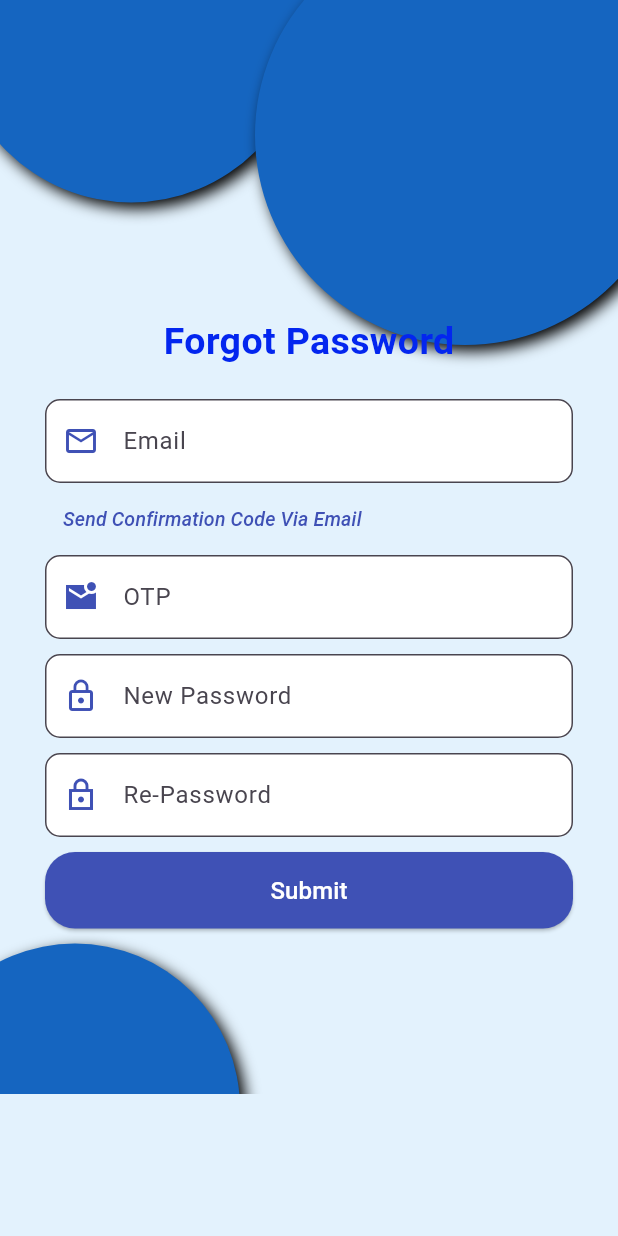
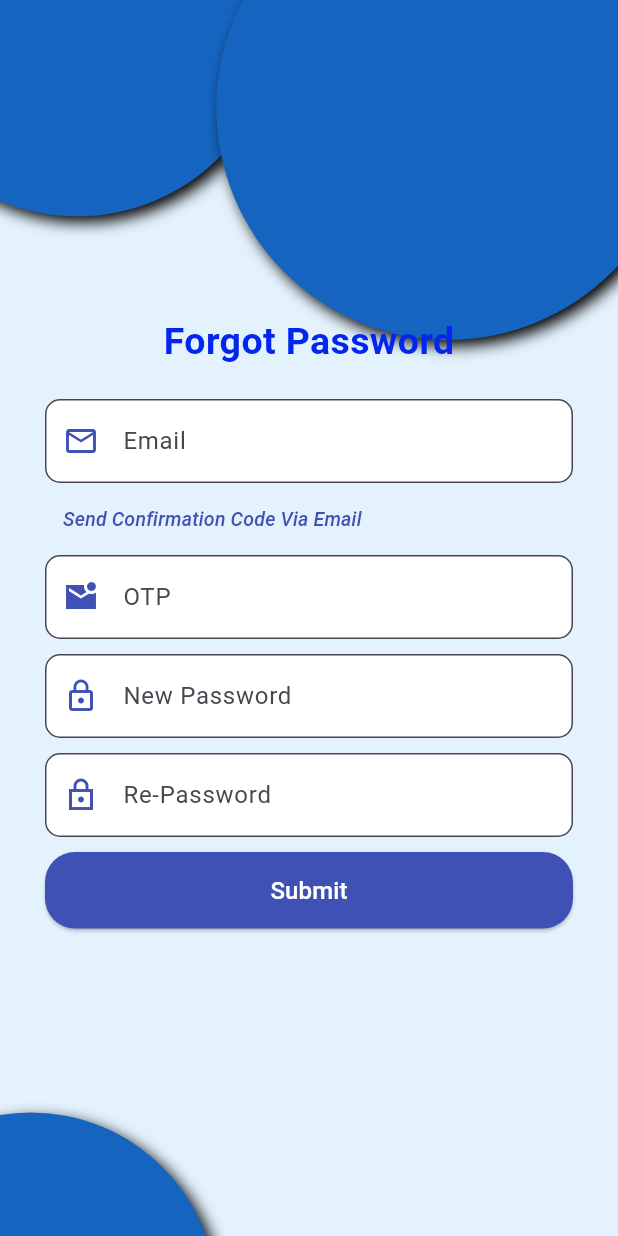
Before and after one commit to tranphicuong/FieldsHub_Project, a Flutter app: the screen it shows after launch, after a tap on "Register", after a tap on "Login", after a tap on "Forgot Password", on a phone screen of 412 x 824 dp. Run offline on Flutter 3.47's test engine with Material 3 defaults, Android fonts, the light colour scheme and no system bars; our stand-ins replace cached_network_image, cloud_firestore, firebase_auth, firebase_core, firebase_storage, fl_chart and 4 more; missing offline and left inert: cloudinary_public; accounts and stored records are empty; network calls fail; project files that could hold a hidden picture were left out.

Commit message:
update background

```diff
--- a/lib/user/forgot_password_screen.dart
+++ b/lib/user/forgot_password_screen.dart
@@ -65,7 +65,10 @@ class _ForgotPasswordState extends State<ForgotPassword> {
     final repassword = _repasswordController.text.trim();
     final otpInput = _otpController.text.trim();
 
-    if (email.isEmpty || newpassword.isEmpty || repassword.isEmpty || otpInput.isEmpty) {
+    if (email.isEmpty ||
+        newpassword.isEmpty ||
+        repassword.isEmpty ||
+        otpInput.isEmpty) {
       _showSnackBar("Vui lòng nhập đầy đủ thông tin");
       return;
     }
@@ -101,7 +104,10 @@ class _ForgotPasswordState extends State<ForgotPassword> {
 
       if (response.statusCode == 200 && result['success'] == true) {
         _showSnackBar("Đổi mật khẩu thành công");
-        Navigator.pushReplacement(context, MaterialPageRoute(builder: (_) => const LoginScreen()));
+        Navigator.pushReplacement(
+          context,
+          MaterialPageRoute(builder: (_) => const LoginScreen()),
+        );
       } else {
         _showSnackBar("Lỗi: ${result['error'] ?? result['message']}");
       }
@@ -127,31 +133,97 @@ class _ForgotPasswordState extends State<ForgotPassword> {
       backgroundColor: const Color(0xFFE3F2FD),
       body: Stack(
         children: [
-          Positioned(top: -100, left: -30, child: _circle(235)),
-          Positioned(top: -50, left: 170, child: _circle(280)),
-          Positioned(bottom: -120, left: -60, child: _circle(220)),
-          SingleChildScrollView(
+          // RESPONSIVE BACKGROUND CIRCLES
+          LayoutBuilder(
+            builder: (context, constraints) {
+              final width = constraints.maxWidth;
+              final height = constraints.maxHeight;
+
+              return Stack(
+                children: [
+                  // Top-left circle
+                  Positioned(
+                    top: -height * 0.15,
+                    left: -width * 0.2,
+                    child: _circle(width * 0.65),
+                  ),
+                  // Top-right circle
+                  Positioned(
+                    top: -height * 0.1,
+                    left: width * 0.35,
+                    child: _circle(width * 0.75),
+                  ),
+                  // Bottom-left circle
+                  Positioned(
+                    bottom: -height * 0.2,
+                    left: -width * 0.25,
+                    child: _circle(width * 0.6),
+                  ),
+                ],
+              );
+            },
+          ),
+
+          // MAIN CONTENT (giữ nguyên của bạn)
+          SafeArea(
+            child: SingleChildScrollView(
               child: Padding(
-              padding: const EdgeInsets.symmetric(horizontal: 30, vertical: 110),
+                padding: const EdgeInsets.symmetric(
+                  horizontal: 30,
+                  vertical: 110,
+                ),
                 child: Column(
                   crossAxisAlignment: CrossAxisAlignment.center,
                   children: [
                     const SizedBox(height: 100),
-                  const Text("Forgot Password", style: TextStyle(fontSize: 25, color: Color.fromARGB(255, 3, 38, 239), fontWeight: FontWeight.bold)),
+                    const Text(
+                      "Forgot Password",
+                      style: TextStyle(
+                        fontSize: 25,
+                        color: Color.fromARGB(255, 3, 38, 239),
+                        fontWeight: FontWeight.bold,
+                      ),
+                    ),
                     const SizedBox(height: 20),
-                  _textfield(controller: _emailController, label: "Email", icon: Icons.email_outlined, hint: "abc123@gmail.com"),
+                    _textfield(
+                      controller: _emailController,
+                      label: "Email",
+                      icon: Icons.email_outlined,
+                      hint: "abc123@gmail.com",
+                    ),
                     Align(
                       alignment: Alignment.centerLeft,
                       child: TextButton(
                         onPressed: _sendOtp,
-                      child: const Text("Send Confirmation Code Via Email", style: TextStyle(color: Colors.indigo, fontSize: 13, fontStyle: FontStyle.italic)),
+                        child: const Text(
+                          "Send Confirmation Code Via Email",
+                          style: TextStyle(
+                            color: Colors.indigo,
+                            fontSize: 13,
+                            fontStyle: FontStyle.italic,
                           ),
                         ),
-                  _textfield(controller: _otpController, label: "OTP", icon: Icons.mark_email_unread_sharp),
+                      ),
+                    ),
+                    _textfield(
+                      controller: _otpController,
+                      label: "OTP",
+                      icon: Icons.mark_email_unread_sharp,
+                    ),
                     const SizedBox(height: 10),
-                  _textfield(controller: _newpasswordController, label: "New Password", icon: Icons.lock_outline, obscure: true),
+                    _textfield(
+                      controller: _newpasswordController,
+                      label: "New Password",
+                      icon: Icons.lock_outline,
+                      obscure: true,
+                    ),
                     const SizedBox(height: 10),
-                  _textfield(controller: _repasswordController, label: "Re-Password", icon: Icons.lock_outline_sharp, obscure: true),
+                    _textfield(
+                      controller: _repasswordController,
+                      label: "Re-Password",
+                      icon: Icons.lock_outline_sharp,
+                      obscure: true,
+                    ),
                     const SizedBox(height: 10),
                     SizedBox(
                       width: double.infinity,
@@ -159,13 +231,19 @@ class _ForgotPasswordState extends State<ForgotPassword> {
                         onPressed: _forgotpassword,
                         style: ElevatedButton.styleFrom(
                           backgroundColor: Colors.indigo,
-                        shape: RoundedRectangleBorder(borderRadius: BorderRadius.circular(20)),
+                          shape: RoundedRectangleBorder(
+                            borderRadius: BorderRadius.circular(20),
+                          ),
                           padding: const EdgeInsets.symmetric(vertical: 14),
                         ),
-                      child: const Text("Submit", style: TextStyle(color: Colors.white, fontSize: 16)),
+                        child: const Text(
+                          "Submit",
+                          style: TextStyle(color: Colors.white, fontSize: 16),
+                        ),
                       ),
                     ),
                   ],
+                ),
               ),
             ),
           ),
@@ -181,12 +259,20 @@ class _ForgotPasswordState extends State<ForgotPassword> {
       decoration: const BoxDecoration(
         color: Color(0xFF1565C0),
         shape: BoxShape.circle,
-        boxShadow: [BoxShadow(color: Colors.black, blurRadius: 8, offset: Offset(4, 4))],
+        boxShadow: [
+          BoxShadow(color: Colors.black, blurRadius: 8, offset: Offset(4, 4)),
+        ],
       ),
     );
   }
 
-  Widget _textfield({required TextEditingController controller, required String label, required IconData icon, String? hint, bool obscure = false}) {
+  Widget _textfield({
+    required TextEditingController controller,
+    required String label,
+    required IconData icon,
+    String? hint,
+    bool obscure = false,
+  }) {
     return TextField(
       controller: controller,
       obscureText: obscure,
--- a/lib/user/login_screen.dart
+++ b/lib/user/login_screen.dart
@@ -36,9 +36,38 @@ class _LoginScreenState extends State<LoginScreen> {
       backgroundColor: const Color(0xFFE3F2FD),
       body: Stack(
         children: [
-          Positioned(top: -100, left: -30, child: _circle(235)),
-          Positioned(top: -50, left: 170, child: _circle(280)),
-          Positioned(bottom: -120, left: -60, child: _circle(220)),
+          // Background circles - responsive
+          LayoutBuilder(
+            builder: (context, constraints) {
+              final width = constraints.maxWidth;
+              final height = constraints.maxHeight;
+
+              return Stack(
+                children: [
+                  // Top-left circle
+                  Positioned(
+                    top: -height * 0.15,
+                    left: -width * 0.2,
+                    child: _circle(width * 0.65),
+                  ),
+                  // Top-right circle
+                  Positioned(
+                    top: -height * 0.1,
+                    left: width * 0.35,
+                    child: _circle(width * 0.75),
+                  ),
+                  // Bottom-left circle
+                  Positioned(
+                    bottom: -height * 0.2,
+                    left: -width * 0.25,
+                    child: _circle(width * 0.6),
+                  ),
+                ],
+              );
+            },
+          ),
+
+          // Nội dung chính
           SingleChildScrollView(
             child: Padding(
               padding: const EdgeInsets.symmetric(
@@ -234,7 +263,6 @@ class _LoginScreenState extends State<LoginScreen> {
       ],
     ),
   );
-
   Widget _tabButton(String text, bool active) => GestureDetector(
     onTap: () => setState(() => islogin = text == "Login"),
     child: Column(
```
Also changed, not shown: lib/user/comfirm_role_screen.dart (+34 -4 lines), lib/user/register_password_screen.dart (+35 -7 lines), 1 other file. Lines whose indentation alone changed are shown as unchanged.
